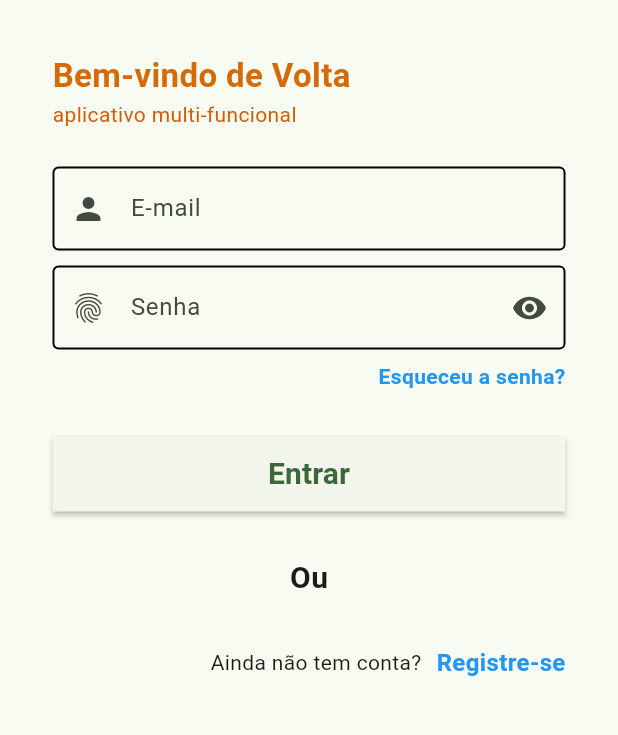
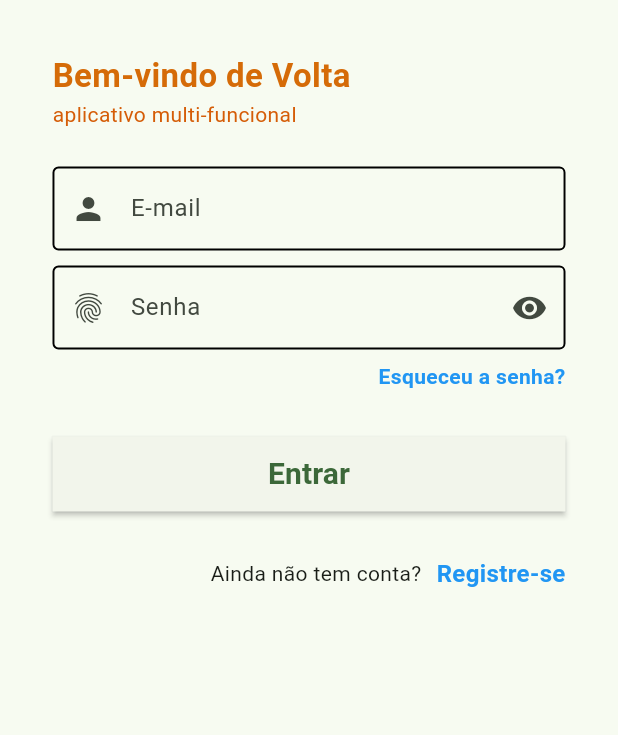
Before and after one commit to movingGreen/aula_Flutter, a Flutter app: the screen it shows after launch, on a phone screen of 412 x 824 dp, the part 270-1005 px from its top. Run offline on Flutter 3.47's test engine with Material 3 defaults, Android fonts, the phone set to English and light mode, and no system bars; our stand-ins replace cloud_firestore, firebase_auth, firebase_core, flutter_map, geolocator, latlong2; accounts and stored records are empty.

Commit message:
arrumando login page

```diff
--- a/lib/pages/authentication/login_page.dart
+++ b/lib/pages/authentication/login_page.dart
@@ -126,47 +126,6 @@ class LoginPage extends StatelessWidget {
                   const SizedBox(
                     height: 30,
                   ),
-                  const Text(
-                    'Ou',
-                    style: TextStyle(
-                      fontWeight: FontWeight.w800,
-                      fontSize: 20,
-                    ),
-                  ),
-                  const SizedBox(
-                    height: 30,
-                  ),
-                  // OutlinedButton(
-                  //   style: OutlinedButton.styleFrom(
-                  //     shape: RoundedRectangleBorder(
-                  //       borderRadius: BorderRadius.circular(10),
-                  //     ),
-                  //     minimumSize: const Size.fromHeight(50),
-                  //   ),
-                  //   onPressed: () {},
-                  //   child: Row(
-                  //     mainAxisAlignment: MainAxisAlignment.center,
-                  //     children: [
-                  //       Image.asset(
-                  //         'assets/images/google.png',
-                  //         height: 50,
-                  //       ),
-                  //       const SizedBox(
-                  //         width: 15,
-                  //       ),
-                  //       const Text(
-                  //         "Login com Google",
-                  //         style: TextStyle(
-                  //           fontWeight: FontWeight.w800,
-                  //           fontSize: 20,
-                  //         ),
-                  //       ),
-                  //     ],
-                  //   ),
-                  // ),
-                  // const SizedBox(
-                  //   height: 8.0,
-                  // ),
                   Row(
                     mainAxisAlignment: MainAxisAlignment.end,
                     children: [
```
